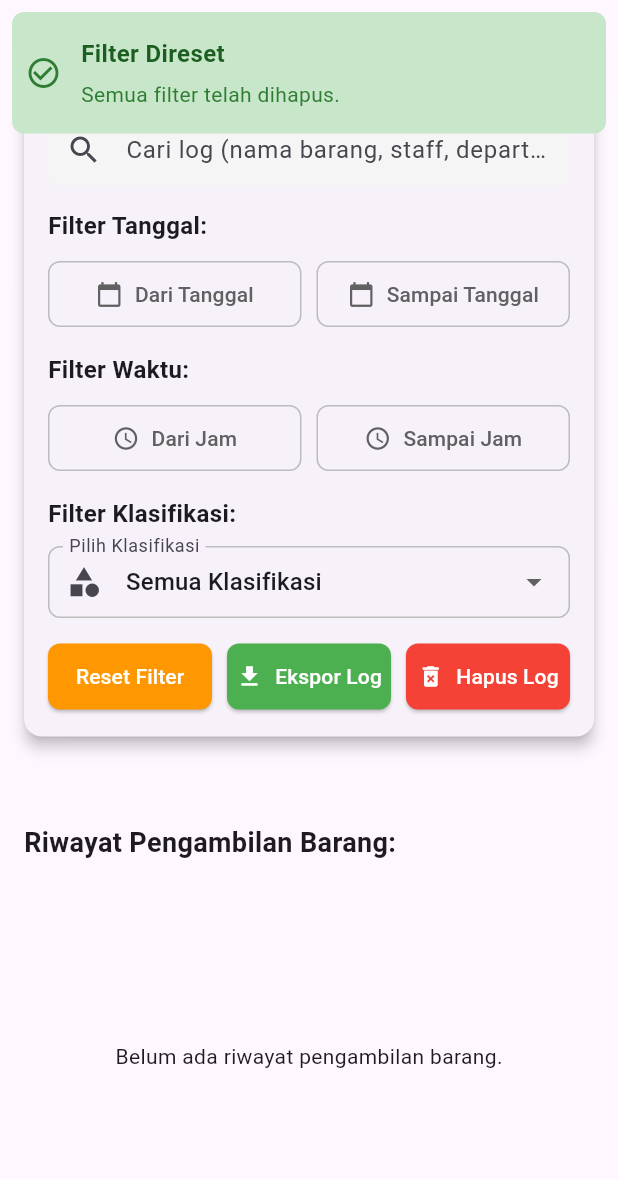
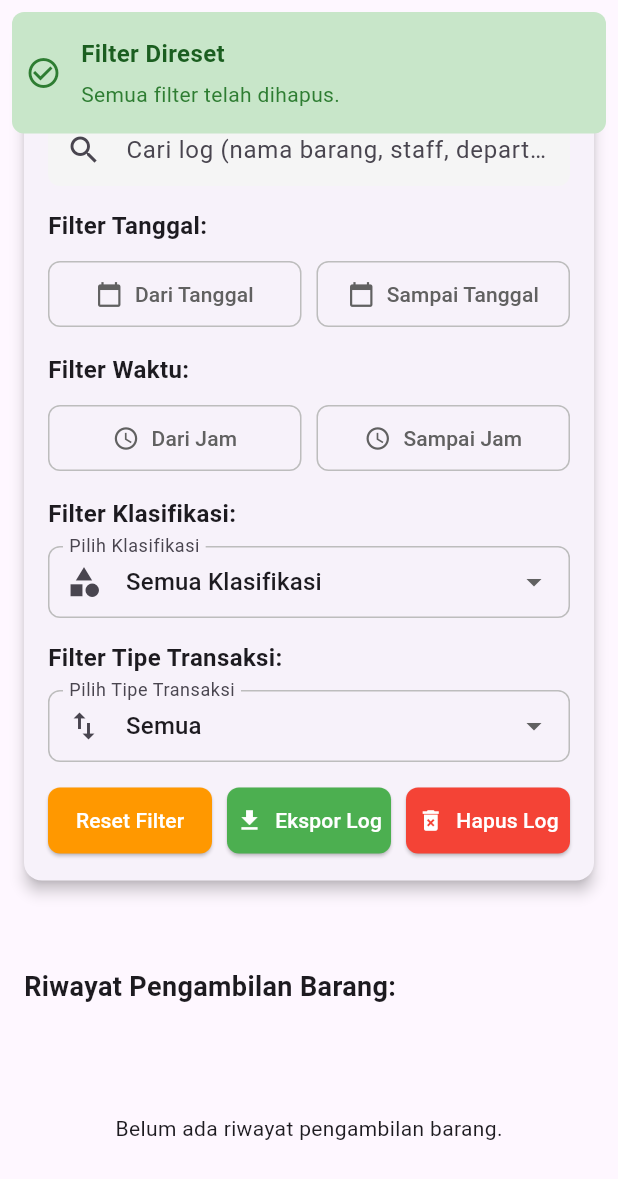
Before and after one commit to ZEN8890/Strata-lite, a Flutter app: the TimeLogScreen screen opened directly, after a tap on "Reset Filter", on a phone screen of 412 x 824 dp. Shown: the top 1179 px of the screen. Run offline on Flutter 3.47's test engine with Material 3 defaults, Android fonts, the phone set to English and light mode, and no system bars; drawn by our look-alikes of another_flushbar; our stand-ins replace audioplayers, cloud_firestore, device_info_plus, file_picker, firebase_auth, firebase_core and 5 more; missing offline and left inert: excel, mobile_scanner; accounts and stored records are empty.

Commit message:
time log minor fix, problem,klasifikasi masih tidak muncul

```diff
--- a/lib/screens/time_log_screen.dart
+++ b/lib/screens/time_log_screen.dart
@@ -37,6 +37,7 @@ class _TimeLogScreenState extends State<TimeLogScreen> {
   TimeOfDay? _selectedStartTime;
   TimeOfDay? _selectedEndTime;
   String? _selectedClassification;
+  String _selectedTransactionType = 'Semua';
 
   List<String> _dynamicClassifications = ['Semua Klasifikasi'];
   bool _isClassificationsLoading = true;
@@ -131,13 +132,14 @@ class _TimeLogScreenState extends State<TimeLogScreen> {
       _isClassificationsLoading = true;
     });
     try {
-      QuerySnapshot itemsSnapshot = await _firestore.collection('items').get();
+      QuerySnapshot logsSnapshot =
+          await _firestore.collection('log_entries').get();
       Set<String> uniqueClassifications = {};
 
-      for (var doc in itemsSnapshot.docs) {
+      for (var doc in logsSnapshot.docs) {
         final data = doc.data() as Map<String, dynamic>;
-        final classification = data['classification'] as String?;
-        if (classification != null && classification.isNotEmpty) {
+        final classification = data['itemClassification'];
+        if (classification is String && classification.isNotEmpty) {
           uniqueClassifications.add(classification);
         }
       }
@@ -218,6 +220,7 @@ class _TimeLogScreenState extends State<TimeLogScreen> {
       _selectedStartTime = null;
       _selectedEndTime = null;
       _selectedClassification = 'Semua Klasifikasi';
+      _selectedTransactionType = 'Semua';
     });
     _showNotification('Filter Direset', 'Semua filter telah dihapus.');
   }
@@ -422,6 +425,19 @@ class _TimeLogScreenState extends State<TimeLogScreen> {
             _selectedClassification != 'Semua Klasifikasi') {
           if (logEntry.itemClassification != _selectedClassification)
             return false;
+        }
+
+        // Filter tipe transaksi untuk ekspor
+        bool isAdding =
+            logEntry.quantityOrRemark is int && logEntry.quantityOrRemark > 0;
+        bool isTaking =
+            logEntry.quantityOrRemark is int && logEntry.quantityOrRemark < 0;
+
+        if (_selectedTransactionType == 'Penambahan' && !isAdding) {
+          return false;
+        }
+        if (_selectedTransactionType == 'Pengambilan' && !isTaking) {
+          return false;
         }
 
         return true;
@@ -811,8 +827,7 @@ class _TimeLogScreenState extends State<TimeLogScreen> {
                                     fontWeight: FontWeight.bold, fontSize: 16)),
                             const SizedBox(height: 10),
                             DropdownButtonFormField<String>(
-                              value: _selectedClassification ??
-                                  _dynamicClassifications.first,
+                              value: _selectedClassification,
                               decoration: InputDecoration(
                                 labelText: 'Pilih Klasifikasi',
                                 border: const OutlineInputBorder(),
@@ -822,8 +837,9 @@ class _TimeLogScreenState extends State<TimeLogScreen> {
                                 enabledBorder: OutlineInputBorder(
                                   borderRadius: BorderRadius.circular(8),
                                   borderSide: BorderSide(
-                                      color: _selectedClassification !=
-                                              'Semua Klasifikasi'
+                                      color: _selectedClassification != null &&
+                                              _selectedClassification !=
+                                                  'Semua Klasifikasi'
                                           ? Colors.blue[700]!
                                           : Colors.grey[400]!),
                                 ),
@@ -850,6 +866,48 @@ class _TimeLogScreenState extends State<TimeLogScreen> {
                                                 : newValue;
                                       });
                                     },
+                            ),
+                            const SizedBox(height: 15),
+                            const Text('Filter Tipe Transaksi:',
+                                style: TextStyle(
+                                    fontWeight: FontWeight.bold, fontSize: 16)),
+                            const SizedBox(height: 10),
+                            DropdownButtonFormField<String>(
+                              value: _selectedTransactionType,
+                              decoration: InputDecoration(
+                                labelText: 'Pilih Tipe Transaksi',
+                                border: const OutlineInputBorder(),
+                                prefixIcon: const Icon(Icons.swap_vert),
+                                contentPadding: const EdgeInsets.symmetric(
+                                    horizontal: 10, vertical: 12),
+                                enabledBorder: OutlineInputBorder(
+                                  borderRadius: BorderRadius.circular(8),
+                                  borderSide: BorderSide(
+                                      color: _selectedTransactionType != 'Semua'
+                                          ? Theme.of(context).primaryColor
+                                          : Colors.grey[400]!),
+                                ),
+                                focusedBorder: OutlineInputBorder(
+                                  borderRadius: BorderRadius.circular(8),
+                                  borderSide: BorderSide(
+                                      color: Theme.of(context).primaryColor,
+                                      width: 2),
+                                ),
+                              ),
+                              items: ['Semua', 'Penambahan', 'Pengambilan']
+                                  .map((String value) {
+                                return DropdownMenuItem<String>(
+                                  value: value,
+                                  child: Text(value),
+                                );
+                              }).toList(),
+                              onChanged: (String? newValue) {
+                                if (newValue != null) {
+                                  setState(() {
+                                    _selectedTransactionType = newValue;
+                                  });
+                                }
+                              },
                             ),
                             if (_isClassificationsLoading)
                               const Padding(
@@ -1040,6 +1098,21 @@ class _TimeLogScreenState extends State<TimeLogScreen> {
                             _selectedClassification) return false;
                       }
 
+                      // Logika filter tipe transaksi
+                      bool isAdding = logEntry.quantityOrRemark is int &&
+                          logEntry.quantityOrRemark > 0;
+                      bool isTaking = logEntry.quantityOrRemark is int &&
+                          logEntry.quantityOrRemark < 0;
+
+                      if (_selectedTransactionType == 'Penambahan' &&
+                          !isAdding) {
+                        return false;
+                      }
+                      if (_selectedTransactionType == 'Pengambilan' &&
+                          !isTaking) {
+                        return false;
+                      }
+
                       return true;
                     }).toList();
 
@@ -1047,6 +1120,7 @@ class _TimeLogScreenState extends State<TimeLogScreen> {
                       bool isAnyFilterActive = _searchQuery.isNotEmpty ||
                           _selectedStartDate != null ||
                           _selectedEndDate != null ||
+                          _selectedTransactionType != 'Semua' ||
                           (_selectedClassification != null &&
                               _selectedClassification != 'Semua Klasifikasi');
 
```
